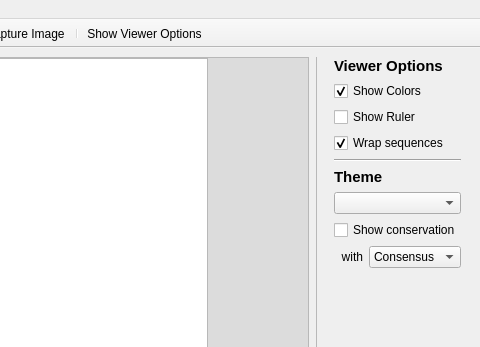
Qt form src/linnaeo/linnaeo.ui (beowulfey/Linnaeo) before a commit; both pictures show x 517 to 997 and y 0 to 347 of the 997 by 563 pixel window.
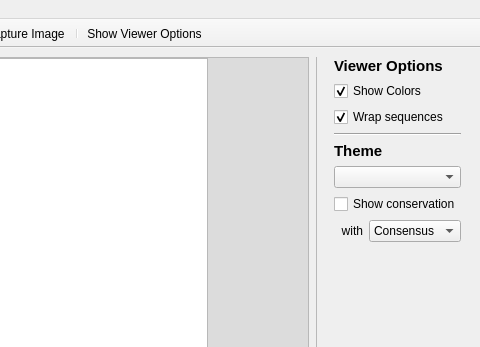
The same form after that commit. Icons and pictures are not drawn. Custom widgets are drawn as their Qt base class.

Commit message: added icon for info mode

Patch:
```diff
--- a/src/linnaeo/linnaeo.ui
+++ b/src/linnaeo/linnaeo.ui
@@ -748,13 +748,6 @@
          </property>
         </widget>
        </item>
-       <item>
-        <widget class="QCheckBox" name="rulerEnabled">
-         <property name="text">
-          <string>Show Ruler</string>
-         </property>
-        </widget>
-       </item>
        <item>
         <widget class="QCheckBox" name="wrapEnabled">
          <property name="text">
```
Left out of the diff: 21 changed lines with no effect on the pictures. The commit also changes 1 other file.
